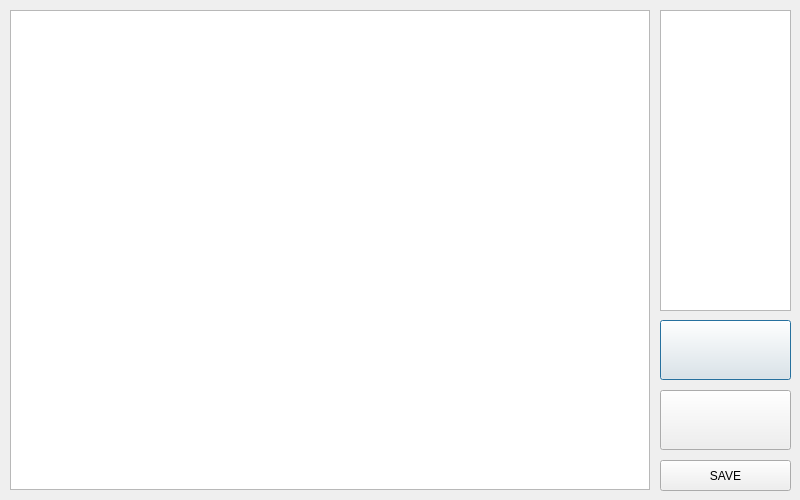
Before: the Qt Designer form QTFormApp/toolwindow.ui in VASoftLab/QTFormApp, drawn with Qt 5.
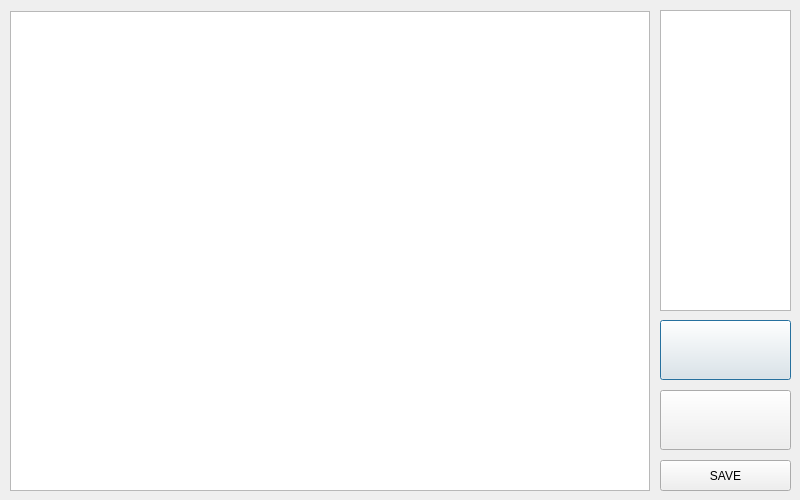
After: the same form once the commit is applied.

Diff of the .ui file:
```diff
--- a/QTFormApp/toolwindow.ui
+++ b/QTFormApp/toolwindow.ui
@@ -62,14 +62,29 @@
     </rect>
    </property>
   </widget>
-  <widget class="QGraphicsView" name="graphicsView">
+  <widget class="QWidget" name="verticalLayoutWidget">
    <property name="geometry">
     <rect>
      <x>10</x>
      <y>10</y>
+     <width>642</width>
+     <height>482</height>
+    </rect>
+   </property>
+   <layout class="QVBoxLayout" name="verticalLayout">
+    <item>
+     <widget class="QGraphicsView" name="graphicsView">
+      <property name="sizePolicy">
+       <sizepolicy hsizetype="Fixed" vsizetype="Fixed">
+        <horstretch>0</horstretch>
+        <verstretch>0</verstretch>
+       </sizepolicy>
+      </property>
+      <property name="minimumSize">
+       <size>
      <width>640</width>
      <height>480</height>
-    </rect>
+       </size>
    </property>
    <property name="verticalScrollBarPolicy">
     <enum>Qt::ScrollBarAlwaysOff</enum>
@@ -77,6 +92,9 @@
    <property name="horizontalScrollBarPolicy">
     <enum>Qt::ScrollBarAlwaysOff</enum>
    </property>
+     </widget>
+    </item>
+   </layout>
   </widget>
  </widget>
  <resources/>
```
Lines whose indentation alone changed are shown as unchanged.
